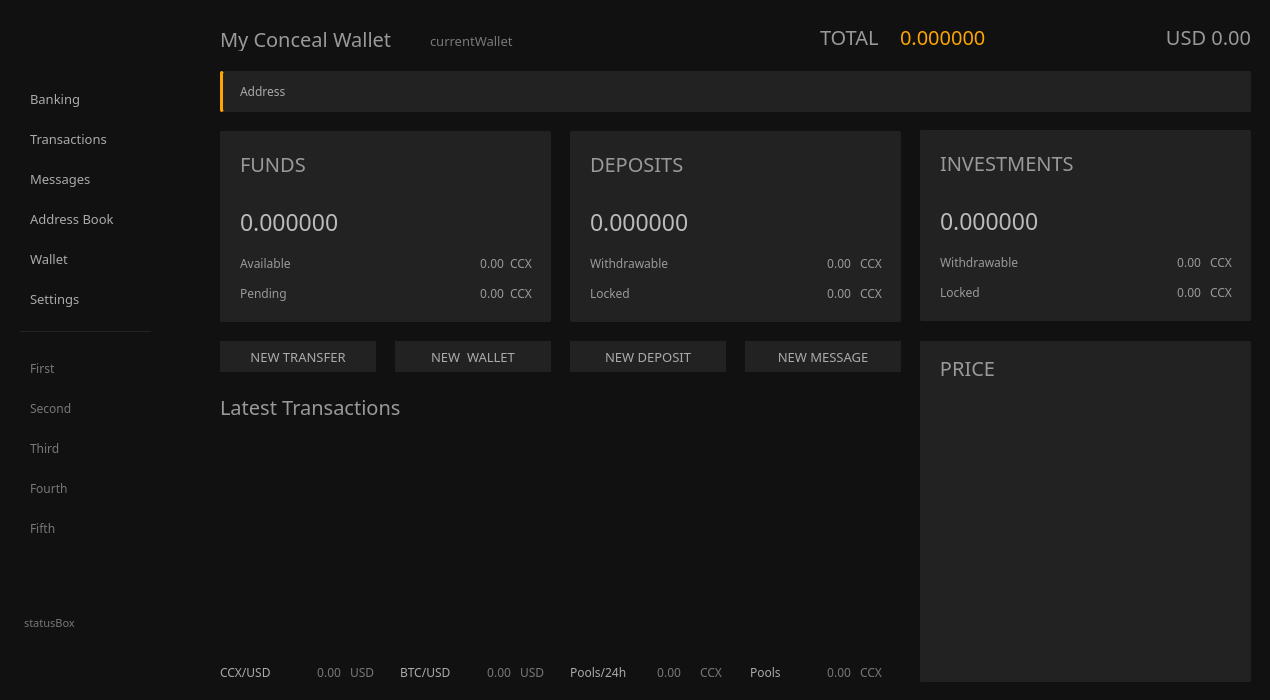
ConcealNetwork/conceal-desktop, file src/gui/ui/overviewframe.ui: the form before one commit.
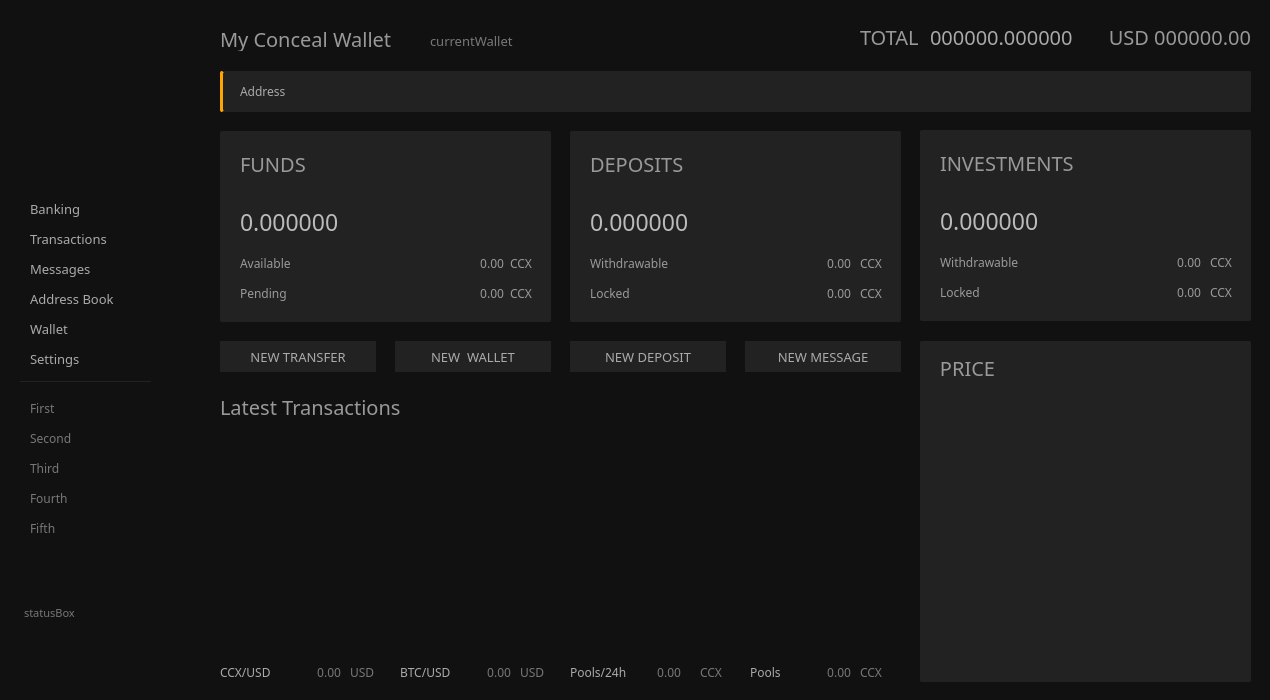
The form after the commit. Icons and pictures are not drawn.

Commit message: overview frame ui changes

```diff
--- a/src/gui/ui/overviewframe.ui
+++ b/src/gui/ui/overviewframe.ui
@@ -191,7 +191,7 @@
        <property name="geometry">
         <rect>
          <x>10</x>
-         <y>80</y>
+         <y>190</y>
          <width>91</width>
          <height>35</height>
         </rect>
@@ -221,7 +221,7 @@
        <property name="geometry">
         <rect>
          <x>10</x>
-         <y>160</y>
+         <y>250</y>
          <width>101</width>
          <height>35</height>
         </rect>
@@ -251,7 +251,7 @@
        <property name="geometry">
         <rect>
          <x>10</x>
-         <y>200</y>
+         <y>280</y>
          <width>121</width>
          <height>35</height>
         </rect>
@@ -281,7 +281,7 @@
        <property name="geometry">
         <rect>
          <x>10</x>
-         <y>120</y>
+         <y>220</y>
          <width>111</width>
          <height>35</height>
         </rect>
@@ -311,7 +311,7 @@
        <property name="geometry">
         <rect>
          <x>10</x>
-         <y>280</y>
+         <y>340</y>
          <width>81</width>
          <height>35</height>
         </rect>
@@ -341,7 +341,7 @@
        <property name="geometry">
         <rect>
          <x>20</x>
-         <y>610</y>
+         <y>600</y>
          <width>181</width>
          <height>81</height>
         </rect>
@@ -375,7 +375,7 @@
        <property name="geometry">
         <rect>
          <x>10</x>
-         <y>240</y>
+         <y>310</y>
          <width>81</width>
          <height>35</height>
         </rect>
@@ -405,7 +405,7 @@
        <property name="geometry">
         <rect>
          <x>20</x>
-         <y>330</y>
+         <y>380</y>
          <width>131</width>
          <height>1</height>
         </rect>
@@ -421,7 +421,7 @@
        <property name="geometry">
         <rect>
          <x>10</x>
-         <y>350</y>
+         <y>390</y>
          <width>151</width>
          <height>35</height>
         </rect>
@@ -451,7 +451,7 @@
        <property name="geometry">
         <rect>
          <x>10</x>
-         <y>390</y>
+         <y>420</y>
          <width>151</width>
          <height>35</height>
         </rect>
@@ -481,7 +481,7 @@
        <property name="geometry">
         <rect>
          <x>10</x>
-         <y>430</y>
+         <y>450</y>
          <width>151</width>
          <height>35</height>
         </rect>
@@ -511,7 +511,7 @@
        <property name="geometry">
         <rect>
          <x>10</x>
-         <y>470</y>
+         <y>480</y>
          <width>151</width>
          <height>35</height>
         </rect>
@@ -573,7 +573,7 @@
          <x>40</x>
          <y>20</y>
          <width>131</width>
-         <height>31</height>
+         <height>151</height>
         </rect>
        </property>
        <property name="font">
@@ -585,7 +585,7 @@
         </font>
        </property>
        <property name="styleSheet">
-        <string notr="true">color: #ddd;</string>
+        <string notr="true"/>
        </property>
        <property name="text">
         <string>&lt;html&gt;&lt;head/&gt;&lt;body&gt;&lt;p&gt;&lt;img src=&quot;:/images/images/conceal.png&quot;/&gt;&lt;/p&gt;&lt;/body&gt;&lt;/html&gt;</string>
@@ -1262,9 +1262,9 @@
      <widget class="QLabel" name="m_totalPortfolioLabel">
       <property name="geometry">
        <rect>
-        <x>900</x>
+        <x>930</x>
         <y>26</y>
-        <width>221</width>
+        <width>171</width>
         <height>21</height>
        </rect>
       </property>
@@ -1275,13 +1275,12 @@
        </font>
       </property>
       <property name="styleSheet">
-       <string notr="true">color: orange;
-background: transparent;
+       <string notr="true">background: transparent;
 font-size: 20px;
 font-family: Poppins;</string>
       </property>
       <property name="text">
-       <string notr="true">0.000000</string>
+       <string notr="true">000000.000000</string>
       </property>
       <property name="alignment">
        <set>Qt::AlignLeading|Qt::AlignLeft|Qt::AlignVCenter</set>
@@ -1290,7 +1289,7 @@
      <widget class="QLabel" name="m_portfolioTitle">
       <property name="geometry">
        <rect>
-        <x>820</x>
+        <x>860</x>
         <y>26</y>
         <width>61</width>
         <height>21</height>
@@ -1315,9 +1314,9 @@
      <widget class="QLabel" name="m_totalPortfolioLabelUSD">
       <property name="geometry">
        <rect>
-        <x>1120</x>
+        <x>1100</x>
         <y>26</y>
-        <width>131</width>
+        <width>151</width>
         <height>21</height>
        </rect>
       </property>
@@ -1334,7 +1333,7 @@
 font-family: Poppins;</string>
       </property>
       <property name="text">
-       <string notr="true">USD 0.00</string>
+       <string notr="true">USD 000000.00</string>
       </property>
       <property name="alignment">
        <set>Qt::AlignRight|Qt::AlignTrailing|Qt::AlignVCenter</set>
```
